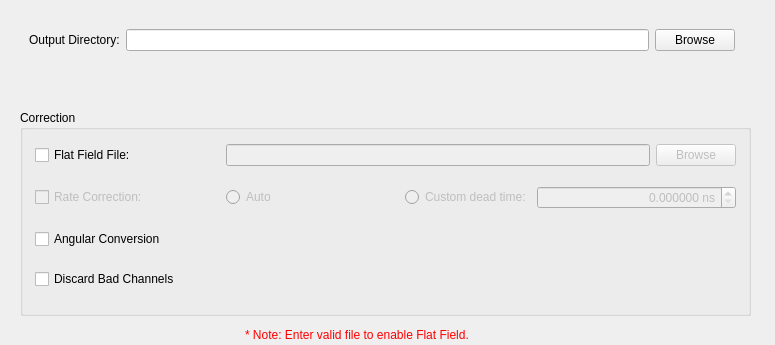
Old version of the form slsDetectorGui/forms/form_tab_dataoutput.ui in the repository slsdetectorgroup/slsDetectorPackage.
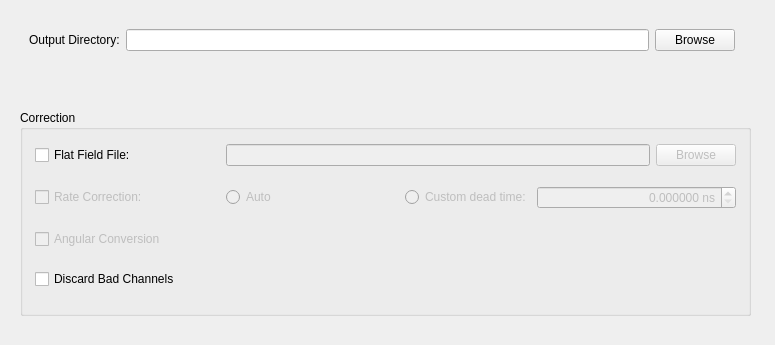
New version of the form.

The edit to the form file:
```diff
--- a/slsDetectorGui/forms/form_tab_dataoutput.ui
+++ b/slsDetectorGui/forms/form_tab_dataoutput.ui
@@ -236,6 +236,9 @@
      </item>
      <item row="2" column="0">
       <widget class="QCheckBox" name="chkAngular">
+       <property name="enabled">
+        <bool>false</bool>
+       </property>
        <property name="text">
         <string>Angular Conversion</string>
        </property>
@@ -299,56 +302,6 @@
     </layout>
    </widget>
   </widget>
-  <widget class="QLabel" name="lblNote">
-   <property name="geometry">
-    <rect>
-     <x>245</x>
-     <y>327</y>
-     <width>256</width>
-     <height>16</height>
-    </rect>
-   </property>
-   <property name="palette">
-    <palette>
-     <active>
-      <colorrole role="WindowText">
-       <brush brushstyle="SolidPattern">
-        <color alpha="255">
-         <red>255</red>
-         <green>0</green>
-         <blue>0</blue>
-        </color>
-       </brush>
-      </colorrole>
-     </active>
-     <inactive>
-      <colorrole role="WindowText">
-       <brush brushstyle="SolidPattern">
-        <color alpha="255">
-         <red>255</red>
-         <green>0</green>
-         <blue>0</blue>
-        </color>
-       </brush>
-      </colorrole>
-     </inactive>
-     <disabled>
-      <colorrole role="WindowText">
-       <brush brushstyle="SolidPattern">
-        <color alpha="255">
-         <red>193</red>
-         <green>193</green>
-         <blue>193</blue>
-        </color>
-       </brush>
-      </colorrole>
-     </disabled>
-    </palette>
-   </property>
-   <property name="text">
-    <string>* Note: Enter valid file to enable Flat Field.</string>
-   </property>
-  </widget>
  </widget>
  <resources/>
  <connections/>
```
Left out of the diff: 12 changed lines with no effect on the pictures.
